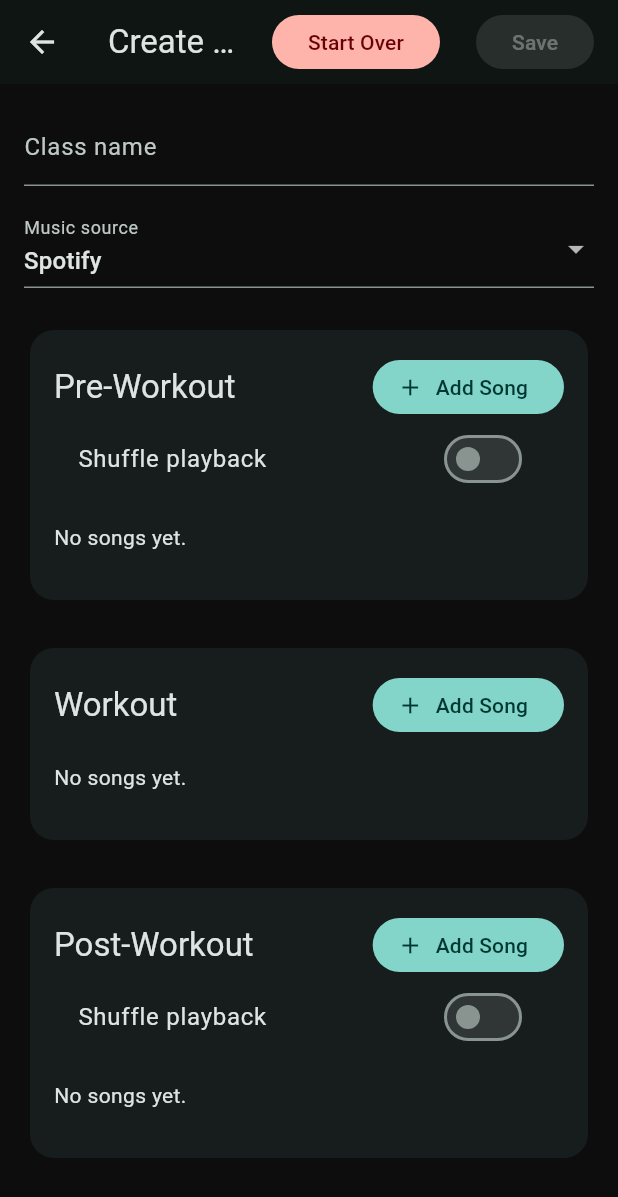
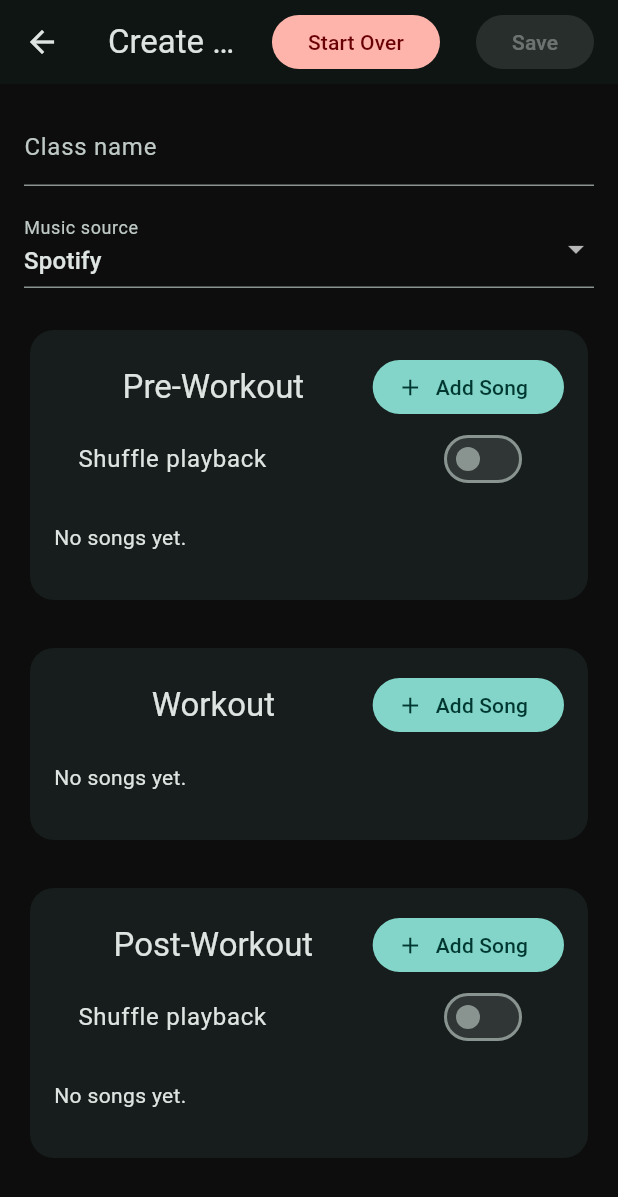
Before and after one commit to Nohealz/cycle_coach, a Flutter app: the screen it shows after launch, after a tap on "Create Class", on a phone screen of 412 x 824 dp. Shown: the top 1197 px of the screen. Run offline on Flutter 3.47's test engine with Material 3 defaults, Android fonts, the light colour scheme and no system bars; our stand-ins replace flutter_riverpod, freezed_annotation, go_router, hooks_riverpod, just_audio; missing offline and left inert: audio_session.

Commit message:
Checkpoint: center-A

```diff
--- a/lib/features/classes/presentation/classes_list_screen.dart
+++ b/lib/features/classes/presentation/classes_list_screen.dart
@@ -44,9 +44,22 @@ class ClassesListScreen extends ConsumerWidget {
                 final item = classes[index];
                 final workoutCount = item.workoutPlaylist.length;
                 return ListTile(
-                  title: Text(item.name),
-                  subtitle: Text(
-                    'Workout tracks: $workoutCount - Updated ${_formatDate(item.updatedAt)}',
+                  contentPadding:
+                      const EdgeInsets.symmetric(horizontal: 16, vertical: 8),
+                  title: SizedBox(
+                    width: double.infinity,
+                    child: Text(
+                      item.name,
+                      textAlign: TextAlign.center,
+                      style: Theme.of(context).textTheme.titleMedium,
+                    ),
+                  ),
+                  subtitle: SizedBox(
+                    width: double.infinity,
+                    child: Text(
+                      'Workout tracks: $workoutCount - Updated ${_formatDate(item.updatedAt)}',
+                      textAlign: TextAlign.center,
+                    ),
                   ),
                   trailing: Wrap(
                     spacing: 8,
--- a/lib/features/create_class/presentation/create_class_screen.dart
+++ b/lib/features/create_class/presentation/create_class_screen.dart
@@ -1076,19 +1076,28 @@ class _PlaylistEditor extends StatelessWidget {
           crossAxisAlignment: CrossAxisAlignment.start,
           children: [
             Row(
+              crossAxisAlignment: CrossAxisAlignment.center,
               children: [
                 Expanded(
-                  child: Text(
+                  child: Column(
+                    mainAxisSize: MainAxisSize.min,
+                    crossAxisAlignment: CrossAxisAlignment.center,
+                    children: [
+                      Text(
                         config.title,
+                        textAlign: TextAlign.center,
                         style: Theme.of(context).textTheme.titleLarge,
-                  ),
                       ),
                       if (config.totalDurationLabel != null)
                         Padding(
-                    padding: const EdgeInsets.only(right: 12),
+                          padding: const EdgeInsets.only(top: 4),
                           child: Text(
                             config.totalDurationLabel!,
+                            textAlign: TextAlign.center,
                             style: Theme.of(context).textTheme.labelMedium,
+                          ),
+                        ),
+                    ],
                   ),
                 ),
                 FilledButton.icon(
--- a/lib/features/home/presentation/home_screen.dart
+++ b/lib/features/home/presentation/home_screen.dart
@@ -9,18 +9,79 @@ class HomeScreen extends StatelessWidget {
     return Scaffold(
       appBar: AppBar(title: const Text('Cycle Coach')),
       body: Padding(
-        padding: const EdgeInsets.all(16),
+        padding: const EdgeInsets.symmetric(vertical: 24, horizontal: 16),
+        child: Align(
+          alignment: Alignment.topCenter,
+          child: Column(
+            mainAxisSize: MainAxisSize.min,
+            crossAxisAlignment: CrossAxisAlignment.center,
+            children: [
+              SizedBox(
+                width: 320,
+                child: _MenuButton(
+                  icon: Icons.add_circle_outline,
+                  label: 'Create Class',
+                  onTap: () => context.go('/create-class'),
+                ),
+              ),
+              const SizedBox(height: 16),
+              SizedBox(
+                width: 320,
+                child: _MenuButton(
+                  icon: Icons.library_books_outlined,
+                  label: 'Classes',
+                  onTap: () => context.go('/classes'),
+                ),
+              ),
+            ],
+          ),
+        ),
+      ),
+    );
+  }
+}
+
+class _MenuButton extends StatelessWidget {
+  const _MenuButton({
+    required this.icon,
+    required this.label,
+    required this.onTap,
+  });
+
+  final IconData icon;
+  final String label;
+  final VoidCallback onTap;
+
+  @override
+  Widget build(BuildContext context) {
+    return InkWell(
+      onTap: onTap,
+      borderRadius: BorderRadius.circular(24),
+      child: Container(
+        padding: const EdgeInsets.symmetric(vertical: 14, horizontal: 12),
+        decoration: BoxDecoration(
+          borderRadius: BorderRadius.circular(24),
+          border: Border.all(
+            color: Theme.of(context)
+                .colorScheme
+                .outline
+                .withValues(alpha: 0.25),
+          ),
+        ),
         child: Column(
+          mainAxisSize: MainAxisSize.min,
+          crossAxisAlignment: CrossAxisAlignment.center,
           children: [
-            ListTile(
-              leading: const Icon(Icons.add_circle_outline),
-              title: const Text('Create Class'),
-              onTap: () => context.go('/create-class'),
+            Icon(
+              icon,
+              color: Theme.of(context).colorScheme.onSurfaceVariant,
+              size: 32,
             ),
-            ListTile(
-              leading: const Icon(Icons.library_books_outlined),
-              title: const Text('Classes'),
-              onTap: () => context.go('/classes'),
+            const SizedBox(height: 8),
+            Text(
+              label,
+              textAlign: TextAlign.center,
+              style: Theme.of(context).textTheme.titleMedium,
             ),
           ],
         ),
```
Also changed, not shown: pubspec.lock. Lines whose indentation alone changed are shown as unchanged.
